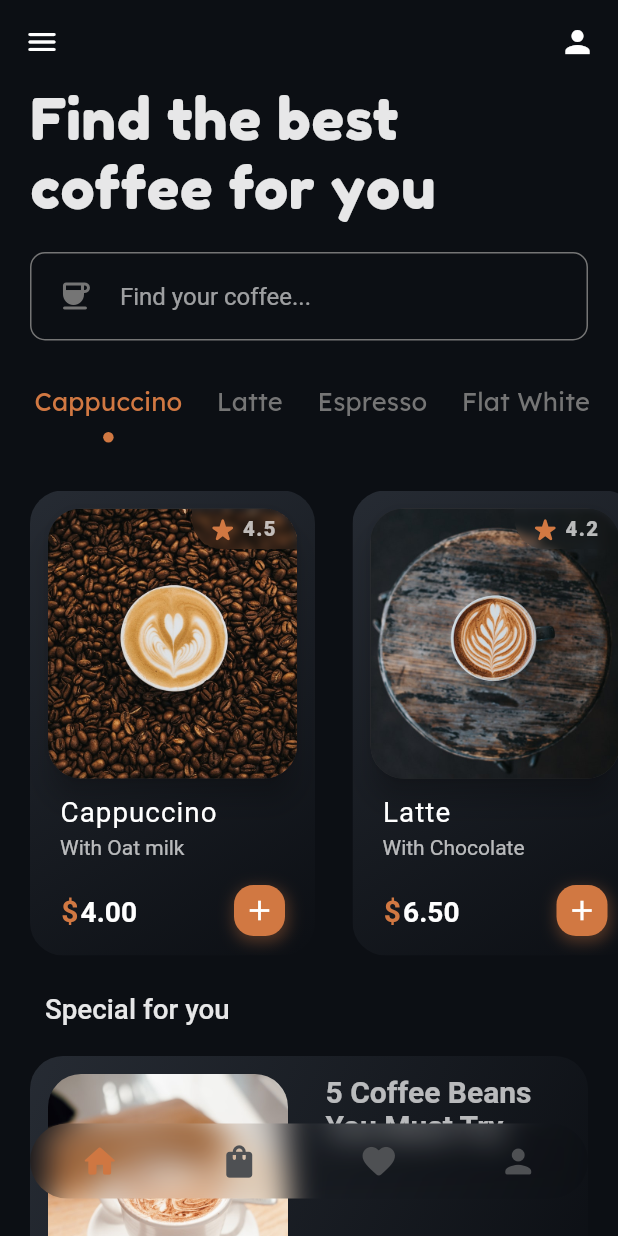
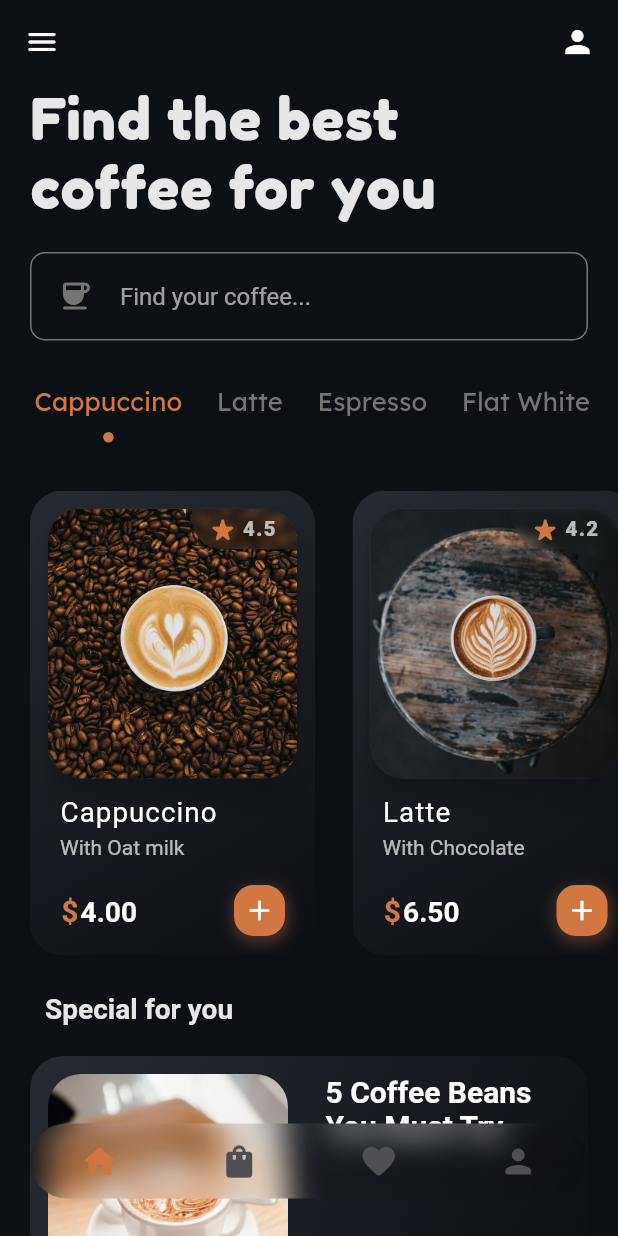
Before and after one commit to devBamidele/coffee_ui, a Flutter app: the screen it shows after launch, on a phone screen of 412 x 824 dp. Run offline on Flutter 3.47's test engine with Material 2 defaults, Android fonts, the phone set to English and light mode, and no system bars; our stand-ins replace auto_route, awesome_bottom_bar, blur, readmore, responsive_framework; Roboto replaces fonts that are missing (Manrope).

Commit message:
Themed all the text for the first page

```diff
--- a/lib/data/sample_data.dart
+++ b/lib/data/sample_data.dart
@@ -1,20 +1,14 @@
 List coffeeTypes = [
-  [
-    'Cappuccino',
-    true,
-  ],
-  [
-    'Latte',
-    false,
-  ],
-  [
-    'Espresso',
-    false,
-  ],
-  [
-    'Flat White',
-    false,
-  ],
+  ['Cappuccino', true],
+  ['Latte', false],
+  ['Espresso', false],
+  ['Flat White', false],
+  ['Frappe', false],
+  ['Mocha', false],
+  ['Americano', false],
+  ['Cortado', false],
+  ['Café au Lait', false],
+  ['Macchiato', false],
 ];
 
 List coffeeTiles = [
--- a/lib/screens/home_page.dart
+++ b/lib/screens/home_page.dart
@@ -37,7 +37,9 @@ class _HomePageState extends State<HomePage> {
     ),
     const TabItem(
       icon: Icons.person_rounded,
-      count: IconDot(),
+      count: IconDot(
+        counter: 1,
+      ),
     ),
   ];
 
@@ -154,9 +156,7 @@ class _HomePageState extends State<HomePage> {
                         ),
                         child: Text(
                           'Special for you',
-                          style: TextStyle(
-                            fontSize: 18.5,
-                            fontWeight: FontWeight.w500,
+                          style: themeData.textTheme.headline6?.copyWith(
                             color: Colors.white.withOpacity(0.9),
                           ),
                         ),
--- a/lib/screens/second_page.dart
+++ b/lib/screens/second_page.dart
@@ -1,6 +1,7 @@
 import 'package:blur/blur.dart';
 import 'package:coffee_ui/data/sample_data.dart';
 import 'package:coffee_ui/utils/components/coffee_specifics.dart';
+import 'package:coffee_ui/utils/components/custom_elevated_button.dart';
 import 'package:coffee_ui/utils/components/size_text_button.dart';
 import 'package:coffee_ui/utils/constants.dart';
 import 'package:coffee_ui/utils/custom_functions.dart';
@@ -277,18 +278,10 @@ class SecondPage extends StatelessWidget {
                                 ),
                               ],
                             ),
-                            ElevatedButton(
+                            CustomElevatedButton(
                               onPressed: () {},
-                              style: ElevatedButton.styleFrom(
-                                shape: RoundedRectangleBorder(
-                                  borderRadius: BorderRadius.circular(18),
-                                ),
-                                fixedSize: const Size(230, 50),
-                                primary: colorSecondaryVariant,
-                                elevation: 8,
-                                shadowColor:
-                                    colorSecondaryVariant.withOpacity(0.4),
-                              ),
+                              size: const Size(230, 50),
+                              borderRadius: 18,
                               child: const Text(
                                 'Buy Now',
                                 style: TextStyle(
@@ -296,7 +289,7 @@ class SecondPage extends StatelessWidget {
                                   color: Colors.white,
                                 ),
                               ),
-                            )
+                            ),
                           ],
                         ),
                       ],
--- a/lib/utils/components/coffee_tile.dart
+++ b/lib/utils/components/coffee_tile.dart
@@ -137,7 +137,7 @@ class CoffeeTile extends StatelessWidget {
                               Icons.add,
                               size: 22,
                             ),
-                          )
+                          ),
                         ],
                       ),
                     ],
--- /dev/null
+++ b/lib/utils/components/custom_elevated_button.dart
@@ -0,0 +1,35 @@
+import 'package:coffee_ui/utils/constants.dart';
+import 'package:flutter/material.dart';
+
+class CustomElevatedButton extends StatelessWidget {
+  const CustomElevatedButton({
+    Key? key,
+    required this.child,
+    required this.size,
+    this.elevation = 8,
+    required this.onPressed,
+    required this.borderRadius,
+  }) : super(key: key);
+
+  final Widget child;
+  final Size size;
+  final double elevation;
+  final double borderRadius;
+  final VoidCallback onPressed;
+  @override
+  Widget build(BuildContext context) {
+    return ElevatedButton(
+      onPressed: onPressed,
+      style: ElevatedButton.styleFrom(
+        shape: RoundedRectangleBorder(
+          borderRadius: BorderRadius.circular(borderRadius),
+        ),
+        fixedSize: size,
+        primary: colorSecondaryVariant,
+        elevation: elevation,
+        shadowColor: colorSecondaryVariant.withOpacity(0.5),
+      ),
+      child: child,
+    );
+  }
+}
--- a/lib/utils/components/special_for_you.dart
+++ b/lib/utils/components/special_for_you.dart
@@ -1,3 +1,4 @@
+import 'package:coffee_ui/utils/components/custom_elevated_button.dart';
 import 'package:coffee_ui/utils/constants.dart';
 import 'package:flutter/material.dart';
 
@@ -8,6 +9,7 @@ class SpecialForYou extends StatelessWidget {
 
   @override
   Widget build(BuildContext context) {
+    ThemeData themeData = Theme.of(context);
     return Padding(
       padding:
           EdgeInsets.symmetric(horizontal: pageSpacing, vertical: pageSpacing),
@@ -48,26 +50,17 @@ class SpecialForYou extends StatelessWidget {
                         mainAxisAlignment: MainAxisAlignment.spaceBetween,
                         crossAxisAlignment: CrossAxisAlignment.end,
                         children: [
-                          const Text(
+                          Text(
                             '5 Coffee Beans You Must Try',
-                            style: TextStyle(
+                            style: themeData.textTheme.headline6?.copyWith(
                               fontSize: 20,
-                              fontWeight: FontWeight.w600,
                             ),
                             overflow: TextOverflow.fade,
                           ),
-                          ElevatedButton(
+                          CustomElevatedButton(
                             onPressed: () {},
-                            style: ElevatedButton.styleFrom(
-                              shape: RoundedRectangleBorder(
-                                borderRadius: BorderRadius.circular(13),
-                              ),
-                              fixedSize: const Size(130, 37),
-                              primary: colorSecondaryVariant,
-                              elevation: 8,
-                              shadowColor:
-                                  colorSecondaryVariant.withOpacity(0.4),
-                            ),
+                            size: const Size(130, 37),
+                            borderRadius: 13,
                             child: const Text(
                               'Explore',
                               style: TextStyle(
@@ -75,7 +68,7 @@ class SpecialForYou extends StatelessWidget {
                                 color: Colors.white,
                               ),
                             ),
-                          )
+                          ),
                         ],
                       ),
                     ),
```
